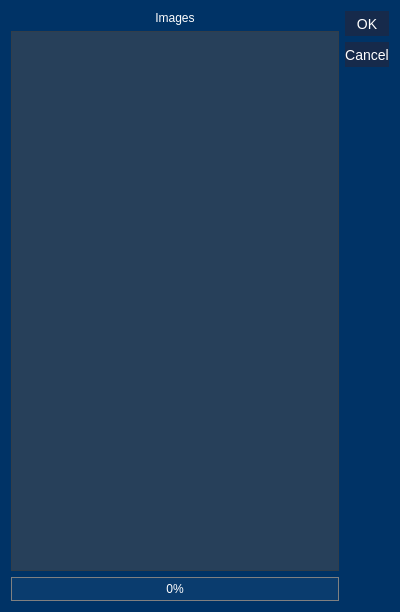
Old version of the form gui/definitions/ui/image_selection_dialog.ui in the repository SilMon/NucDetect.
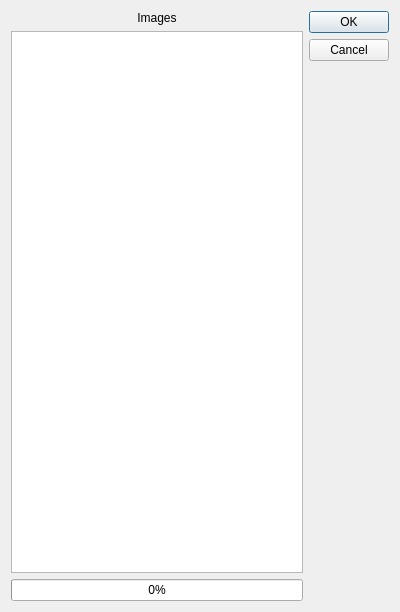
New version of the form.

Patch:
```diff
--- a/gui/definitions/ui/image_selection_dialog.ui
+++ b/gui/definitions/ui/image_selection_dialog.ui
@@ -14,55 +14,7 @@
    <string>Dialog</string>
   </property>
   <property name="styleSheet">
-   <string notr="true">QPushButton{
-	color: White;
-	background-color: rgba(22, 42, 75 , 255);
-	border: none;
-	font-size: 14px;
- 	text-align: center;
-     display: inline-block;
-	min-height: 25;
-	min-width: 40;
-}
-
-QPushButton:hover{
-	background-color:  rgba(15, 35, 68 , 255);
-}
-
-QPushButton:pressed{
-	background-color:  rgba(8, 28, 61 , 255);
-}
-
-QPushButton:disabled{
-	background-color:  rgba(40, 60, 100 , 255);
-}
-
-QTableView, QListView{
-	color: White;
-	background-color: rgba(77, 77, 77, 128)
-}
-
-QLabel{
-	color:White;
-}
-
-QProgressBar {
-	color: White;
-    border: 1px solid grey;
-    background-color: rgb(10, 60, 110);
- }
-
- QProgressBar::chunk {
-     background-color: rgba(77, 77, 77, 128);
- }
-
-QMainWindow{
-	background-color: rgb(0, 51, 102);
-}
-
-QDialog{
-	background-color: rgb(0, 51, 102);
-}</string>
+   <string notr="true"/>
   </property>
   <layout class="QHBoxLayout" name="horizontalLayout">
    <item>
```
